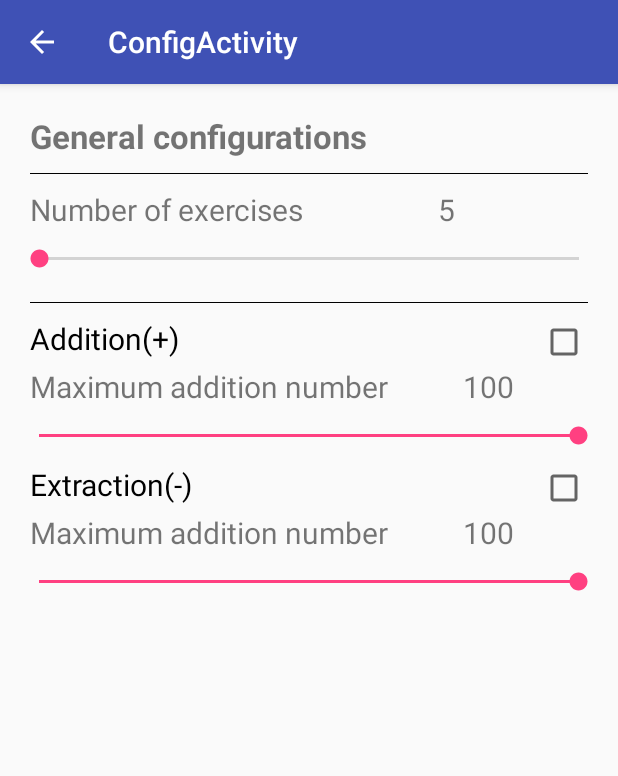
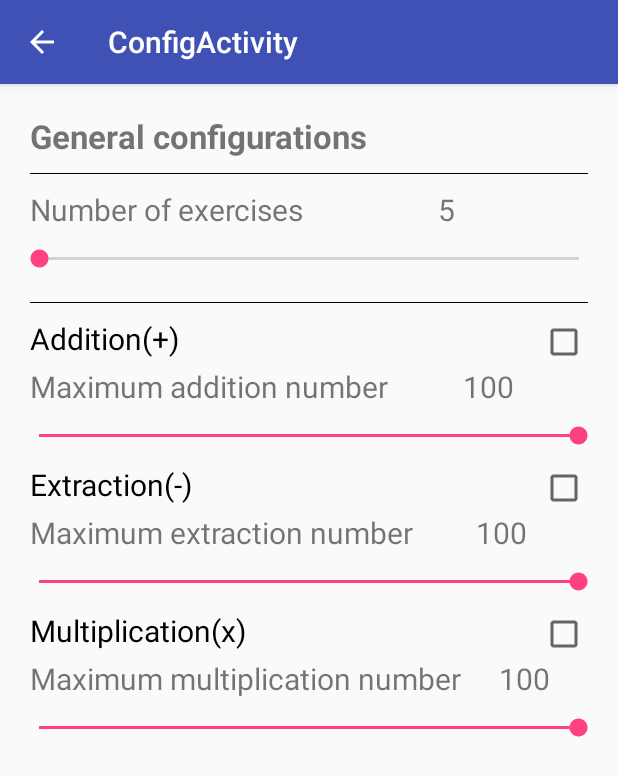
Before and after one commit to jiahaoliuliu/MathCalculator, an Android app: the screen it shows after launch (ConfigActivity), after a tap on "Settings", on a phone screen of 412 x 824 dp. Shown: the top 776 px of the screen. Run offline under Robolectric (Android 15) with nearby library versions, the light colour scheme and no system bars; our stand-ins replace data binding; 18 statements that could not run were skipped.

Commit message:
Set the configuration for the multiplication

```diff
--- a/app/src/main/java/com/jiahaoliuliu/mathcalculator/config/ConfigActivity.java
+++ b/app/src/main/java/com/jiahaoliuliu/mathcalculator/config/ConfigActivity.java
@@ -129,6 +129,40 @@ public class ConfigActivity extends AppCompatActivity {
             }
         });
 
+        // Multiplication
+        activityConfigBinding.multiplicationAllowed.setOnCheckedChangeListener(new CompoundButton.OnCheckedChangeListener() {
+            @Override
+            public void onCheckedChanged(CompoundButton compoundButton, boolean checked) {
+                // Update the checkbox
+                currentConfigurationModel.setMultiplicationAllowed(checked);
+                mainViewModel.setCurrentConfigurationModel(currentConfigurationModel);
+
+                // Update the view
+                activityConfigBinding.setConfigurationModel(currentConfigurationModel);
+                // This should be done on the xml, but somehow it is not possible
+                activityConfigBinding.maximumMultiplicationNumber.setEnabled(
+                        currentConfigurationModel.isMultiplicationAllowed());
+            }
+        });
+
+        activityConfigBinding.maximumMultiplicationNumber.setOnSeekBarChangeListener(
+                new SeekBar.OnSeekBarChangeListener() {
+            @Override
+            public void onProgressChanged(SeekBar seekBar, int maximumMultiplicationNumber, boolean b) {
+                // Set and save the value
+                updateMaximumMultiplicationNumber(maximumMultiplicationNumber);
+            }
+
+            @Override
+            public void onStartTrackingTouch(SeekBar seekBar) {
+                // Do nothing
+            }
+
+            @Override
+            public void onStopTrackingTouch(SeekBar seekBar) {
+                // Do nothing
+            }
+        });
     }
 
     private void updateNumberOfExercises(int numberOfExercises) {
@@ -173,6 +207,20 @@ public class ConfigActivity extends AppCompatActivity {
         activityConfigBinding.setConfigurationModel(currentConfigurationModel);
     }
 
+    private void updateMaximumMultiplicationNumber(int maximumMultiplication) {
+        if (maximumMultiplication <= 0) {
+            Log.w(TAG, "The maximum multiplication number cannot be lower than 0");
+            return;
+        }
+
+        // Update the internal data
+        currentConfigurationModel.setMaximumMultiplicationNumber(maximumMultiplication);
+        mainViewModel.setCurrentConfigurationModel(currentConfigurationModel);
+
+        // Update the view
+        activityConfigBinding.setConfigurationModel(currentConfigurationModel);
+    }
+
     // Action bar
     @Override
     public boolean onSupportNavigateUp() {
--- a/app/src/main/java/com/jiahaoliuliu/mathcalculator/config/ConfigurationModel.java
+++ b/app/src/main/java/com/jiahaoliuliu/mathcalculator/config/ConfigurationModel.java
@@ -16,6 +16,10 @@ public class ConfigurationModel {
     private boolean extractionAllowed = true;
     private int maximumExtractionNumber = 100; // 100 is the init value
 
+    // Multiplication
+    private boolean multiplicationAllowed = true;
+    private int maximumMultiplicationNumber = 100; // 100 is the init value
+
     // Let gson ignore itself on serialization
     private transient Gson gson;
 
@@ -25,13 +29,15 @@ public class ConfigurationModel {
 
     public ConfigurationModel(int numberOfExercises, boolean additionAllowed,
                               int maximumAdditionNumber, boolean extractionAllowed,
-                              int maximumExtractionNumber) {
+                              int maximumExtractionNumber, boolean multiplicationAllowed,
+                              int maximumMultiplicationNumber) {
         this.numberOfExercises = numberOfExercises;
         this.additionAllowed = additionAllowed;
         this.maximumAdditionNumber = maximumAdditionNumber;
         this.extractionAllowed = extractionAllowed;
         this.maximumExtractionNumber = maximumExtractionNumber;
-        this.gson = new Gson();
+        this.multiplicationAllowed = multiplicationAllowed;
+        this.maximumMultiplicationNumber = maximumMultiplicationNumber;
     }
 
     public ConfigurationModel(String json) {
@@ -44,6 +50,8 @@ public class ConfigurationModel {
         this.maximumAdditionNumber = configurationModel.maximumAdditionNumber;
         this.extractionAllowed = configurationModel.extractionAllowed;
         this.maximumExtractionNumber = configurationModel.maximumExtractionNumber;
+        this.multiplicationAllowed = configurationModel.multiplicationAllowed;
+        this.maximumMultiplicationNumber = configurationModel.maximumMultiplicationNumber;
     }
 
     public int getNumberOfExercises() {
@@ -86,6 +94,22 @@ public class ConfigurationModel {
         this.maximumExtractionNumber = maximumExtractionNumber;
     }
 
+    public boolean isMultiplicationAllowed() {
+        return multiplicationAllowed;
+    }
+
+    public void setMultiplicationAllowed(boolean multiplicationAllowed) {
+        this.multiplicationAllowed = multiplicationAllowed;
+    }
+
+    public int getMaximumMultiplicationNumber() {
+        return maximumMultiplicationNumber;
+    }
+
+    public void setMaximumMultiplicationNumber(int maximumMultiplicationNumber) {
+        this.maximumMultiplicationNumber = maximumMultiplicationNumber;
+    }
+
     public String toJson() {
         return gson.toJson(this);
     }
--- a/app/src/main/res/layout/activity_config.xml
+++ b/app/src/main/res/layout/activity_config.xml
@@ -11,6 +11,9 @@
             />
     </data>
 
+    <ScrollView
+        android:layout_width="match_parent"
+        android:layout_height="match_parent">
         <LinearLayout
             android:layout_width="match_parent"
             android:layout_height="match_parent"
@@ -136,7 +139,7 @@
                     android:layout_marginLeft="-10dp"
                     android:layout_marginRight="-10dp"
                     android:max="100"
-                android:min="5"
+                    android:min="0"
                     android:progress="@{configurationModel.maximumAdditionNumber}"
                     />
 
@@ -151,7 +154,7 @@
                     android:text="@string/config_extraction"
                     android:checked="@{configurationModel.extractionAllowed}"
                     />
-            <!-- Maximum addition number -->
+                <!-- Maximum extraction number -->
                 <LinearLayout
                     android:layout_width="match_parent"
                     android:layout_height="wrap_content"
@@ -161,7 +164,7 @@
                         android:layout_width="wrap_content"
                         android:layout_height="wrap_content"
                         style="@style/ConfigText"
-                    android:text="@string/config_maximum_addition_number"
+                        android:text="@string/config_maximum_extraction_number"
                         android:enabled="@{configurationModel.extractionAllowed}"
                         />
                     <TextView
@@ -182,10 +185,56 @@
                     android:layout_marginLeft="-10dp"
                     android:layout_marginRight="-10dp"
                     android:max="100"
-                android:min="5"
+                    android:min="0"
                     android:progress="@{configurationModel.maximumExtractionNumber}"
                     />
 
+                <!-- Multiplication -->
+                <CheckBox
+                    android:id="@+id/multiplication_allowed"
+                    android:layout_width="match_parent"
+                    android:layout_height="wrap_content"
+                    style="@style/ConfigText"
+                    android:button="@null"
+                    android:drawableRight="?android:attr/listChoiceIndicatorMultiple"
+                    android:text="@string/config_multiplication"
+                    android:checked="@{configurationModel.multiplicationAllowed}"
+                    />
+                <!-- Maximum multiplication number -->
+                <LinearLayout
+                    android:layout_width="match_parent"
+                    android:layout_height="wrap_content"
+                    android:orientation="horizontal"
+                    >
+                    <TextView
+                        android:layout_width="wrap_content"
+                        android:layout_height="wrap_content"
+                        style="@style/ConfigText"
+                        android:text="@string/config_maximum_multiplication_number"
+                        android:enabled="@{configurationModel.multiplicationAllowed}"
+                        />
+                    <TextView
+                        android:layout_width="match_parent"
+                        android:layout_height="wrap_content"
+                        style="@style/NormalText"
+                        tools:text="100"
+                        android:text="@{Integer.toString(configurationModel.maximumMultiplicationNumber)}"
+                        android:enabled="@{configurationModel.multiplicationAllowed}"
+                        />
+                </LinearLayout>
+                <android.support.v7.widget.AppCompatSeekBar
+                    android:id="@+id/maximum_multiplication_number"
+                    android:layout_width="match_parent"
+                    android:layout_height="wrap_content"
+                    android:layout_marginTop="10dp"
+                    android:layout_marginBottom="10dp"
+                    android:layout_marginLeft="-10dp"
+                    android:layout_marginRight="-10dp"
+                    android:max="100"
+                    android:min="1"
+                    android:progress="@{configurationModel.maximumMultiplicationNumber}"
+                    />
             </LinearLayout>
         </LinearLayout>
+    </ScrollView>
 </layout>
--- a/app/src/main/res/values/strings.xml
+++ b/app/src/main/res/values/strings.xml
@@ -19,4 +19,7 @@
     <string name="config_addition">Addition(+)</string>
     <string name="config_maximum_addition_number">Maximum addition number</string>
     <string name="config_extraction">Extraction(-)</string>
+    <string name="config_multiplication">Multiplication(x)</string>
+    <string name="config_maximum_extraction_number">Maximum extraction number</string>
+    <string name="config_maximum_multiplication_number">Maximum multiplication number</string>
 </resources>
```
Also changed, not shown: app/src/main/java/com/jiahaoliuliu/mathcalculator/data/MainViewModel.java (+8 -6 lines). Lines whose indentation alone changed are shown as unchanged.
